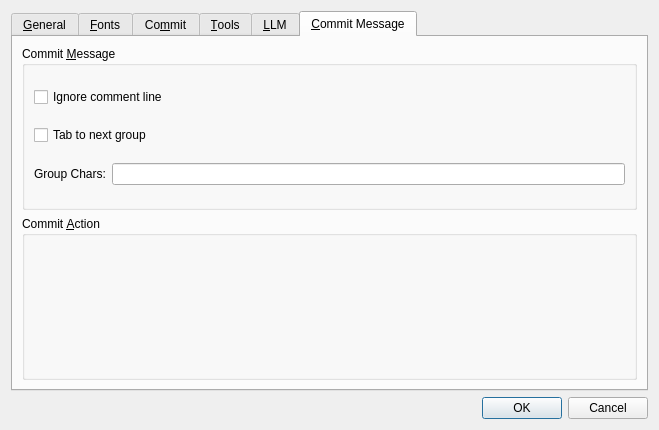
This is qgitc/preferences.ui in timxx/qgitc as Qt 5 draws it before an edit. The edited form follows.
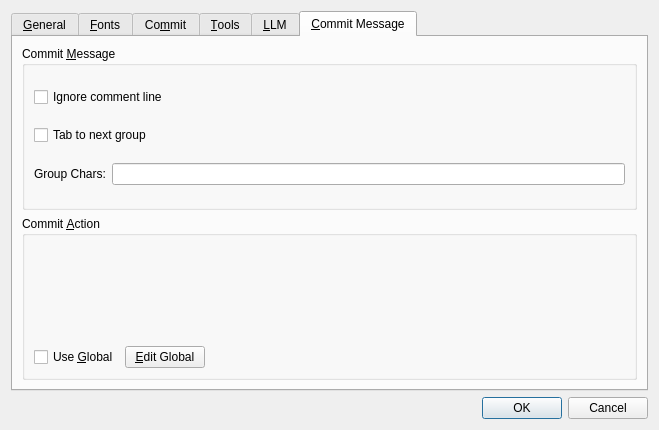
This is the edited form. Custom widgets are drawn as their Qt base class.

Commit message: Add dialog to edit global commit actions

What changed in the file:
```diff
--- a/qgitc/preferences.ui
+++ b/qgitc/preferences.ui
@@ -1072,6 +1072,37 @@
           <item>
            <widget class="CommitActionWidget" name="commitAction" native="true"/>
           </item>
+          <item>
+           <layout class="QHBoxLayout" name="horizontalLayout_12">
+            <item>
+             <widget class="QCheckBox" name="cbUseGlobalActions">
+              <property name="text">
+               <string>Use &amp;Global</string>
+              </property>
+             </widget>
+            </item>
+            <item>
+             <widget class="QPushButton" name="btnEditGlobalActions">
+              <property name="text">
+               <string>&amp;Edit Global</string>
+              </property>
+             </widget>
+            </item>
+            <item>
+             <spacer name="horizontalSpacer_10">
+              <property name="orientation">
+               <enum>Qt::Orientation::Horizontal</enum>
+              </property>
+              <property name="sizeHint" stdset="0">
+               <size>
+                <width>40</width>
+                <height>20</height>
+               </size>
+              </property>
+             </spacer>
+            </item>
+           </layout>
+          </item>
          </layout>
         </widget>
        </item>
```
The commit also changes 5 other files.
